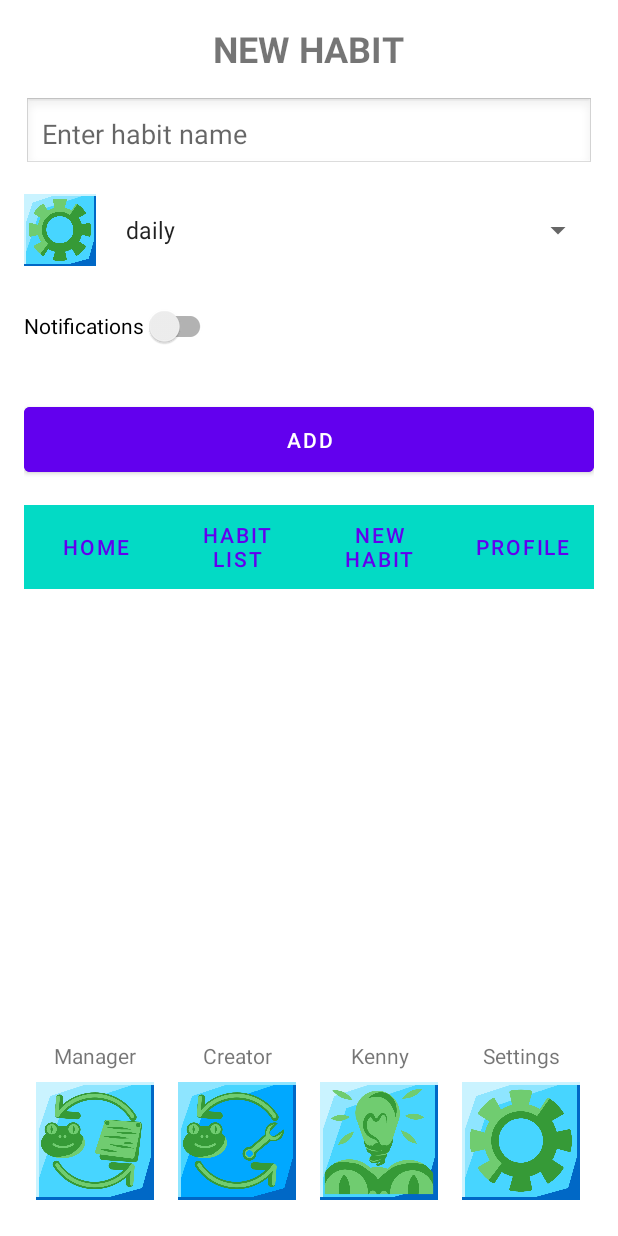
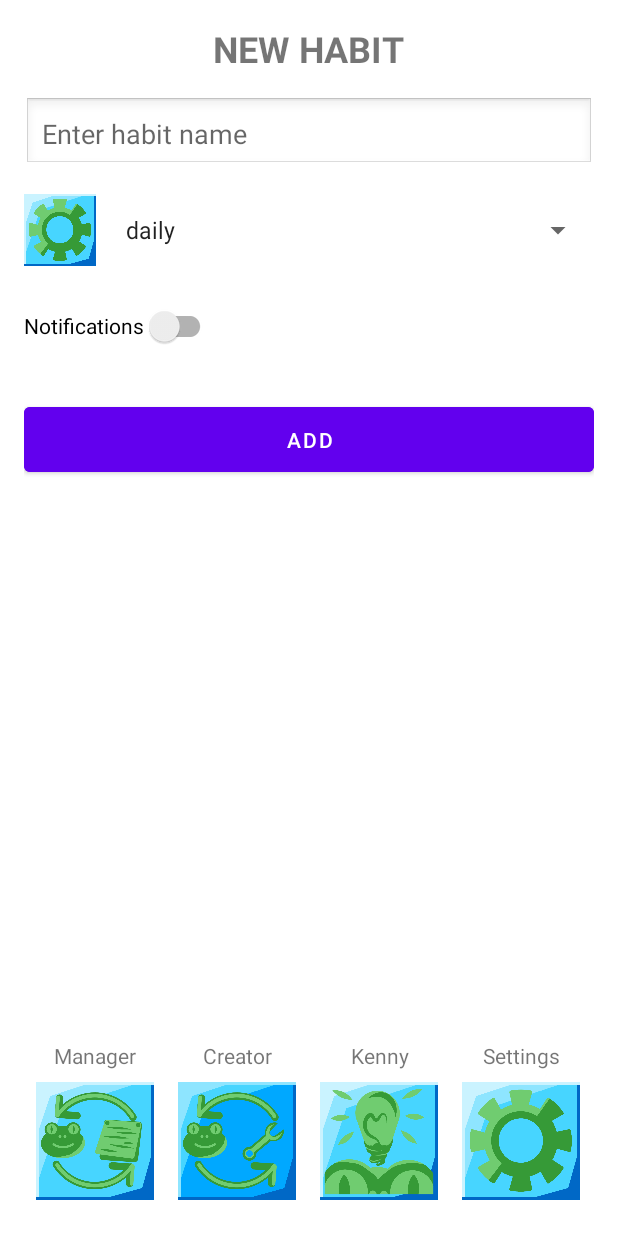
Before and after one commit to JedrekSz/IntroductionToMobileSystems, an Android app: the layout activity_new_habit.xml on its own in the app's theme, with its tools: preview values and no code run, on a phone screen of 412 x 824 dp. Run offline under Robolectric (Android 15) with nearby library versions, the phone set to English and light mode, and no system bars.

Commit message:
Visual Revamp 1

```diff
--- a/app/src/main/res/layout/activity_new_habit.xml
+++ b/app/src/main/res/layout/activity_new_habit.xml
@@ -74,7 +74,7 @@
         android:layout_marginBottom="16dp"/>
 
 
-    <LinearLayout
+    <!--<LinearLayout
         android:id="@+id/bottom_nav"
         style="?android:attr/buttonBarStyle"
         android:layout_width="match_parent"
@@ -115,7 +115,7 @@
             android:layout_height="match_parent"
             android:layout_weight="1"
             android:text="@string/profile"/>
-    </LinearLayout>
+    </LinearLayout>-->
 
 </LinearLayout>
 
```
